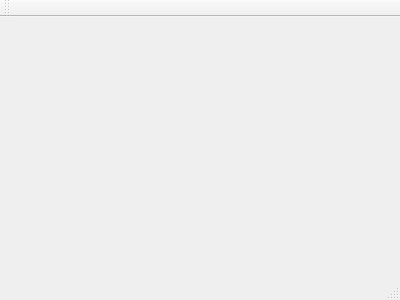
Above: mainwindow.ui from LupusMs/TextParser before the change. Below: the same form after it.
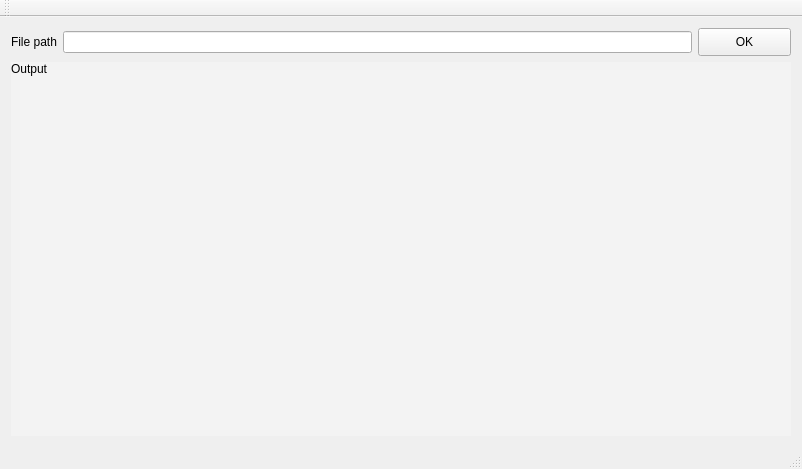
That is the form after the change.

Diff of the .ui file:
```diff
--- a/mainwindow.ui
+++ b/mainwindow.ui
@@ -1,24 +1,98 @@
 <ui version="4.0">
  <class>MainWindow</class>
- <widget class="QMainWindow" name="MainWindow" >
-  <property name="geometry" >
+ <widget class="QMainWindow" name="MainWindow">
+  <property name="geometry">
    <rect>
     <x>0</x>
     <y>0</y>
-    <width>400</width>
-    <height>300</height>
+    <width>802</width>
+    <height>469</height>
    </rect>
   </property>
   <property name="windowTitle" >
    <string>MainWindow</string>
   </property>
-  <widget class="QMenuBar" name="menuBar" />
-  <widget class="QToolBar" name="mainToolBar" />
-  <widget class="QWidget" name="centralWidget" />
-  <widget class="QStatusBar" name="statusBar" />
+  <widget class="QWidget" name="centralWidget">
+   <layout class="QVBoxLayout" name="verticalLayout_2">
+    <item>
+     <layout class="QVBoxLayout" name="verticalLayout">
+      <item>
+       <layout class="QHBoxLayout" name="horizontalLayout">
+        <item>
+         <widget class="QLabel" name="label">
+          <property name="text">
+           <string>File path</string>
+          </property>
+         </widget>
+        </item>
+        <item>
+         <widget class="QLineEdit" name="lineEdit"/>
+        </item>
+        <item>
+         <widget class="QPushButton" name="pushButton">
+          <property name="sizePolicy">
+           <sizepolicy hsizetype="Fixed" vsizetype="Fixed">
+            <horstretch>0</horstretch>
+            <verstretch>0</verstretch>
+           </sizepolicy>
+          </property>
+          <property name="minimumSize">
+           <size>
+            <width>93</width>
+            <height>28</height>
+           </size>
+          </property>
+          <property name="text">
+           <string>OK</string>
+          </property>
+         </widget>
+        </item>
+       </layout>
+      </item>
+      <item>
+       <widget class="QLabel" name="label_output">
+        <property name="sizePolicy">
+         <sizepolicy hsizetype="Preferred" vsizetype="Preferred">
+          <horstretch>0</horstretch>
+          <verstretch>0</verstretch>
+         </sizepolicy>
+        </property>
+        <property name="styleSheet">
+         <string notr="true">background-color: rgb(243, 243, 243);</string>
+        </property>
+        <property name="text">
+         <string>Output</string>
+        </property>
+        <property name="alignment">
+         <set>Qt::AlignLeading|Qt::AlignLeft|Qt::AlignTop</set>
+        </property>
+       </widget>
+      </item>
+     </layout>
+    </item>
+   </layout>
+  </widget>
+  <widget class="QMenuBar" name="menuBar">
+   <property name="geometry">
+    <rect>
+     <x>0</x>
+     <y>0</y>
+     <width>802</width>
+     <height>26</height>
+    </rect>
+   </property>
+  </widget>
+  <widget class="QToolBar" name="mainToolBar">
+   <attribute name="toolBarArea">
+    <enum>TopToolBarArea</enum>
+   </attribute>
+   <attribute name="toolBarBreak">
+    <bool>false</bool>
+   </attribute>
+  </widget>
+  <widget class="QStatusBar" name="statusBar"/>
  </widget>
- <layoutDefault spacing="6" margin="11" />
- <pixmapfunction></pixmapfunction>
+ <layoutdefault spacing="6" margin="11"/>
  <resources/>
  <connections/>
 </ui>
```
Left out of the diff: 3 changed lines with no effect on the pictures.
